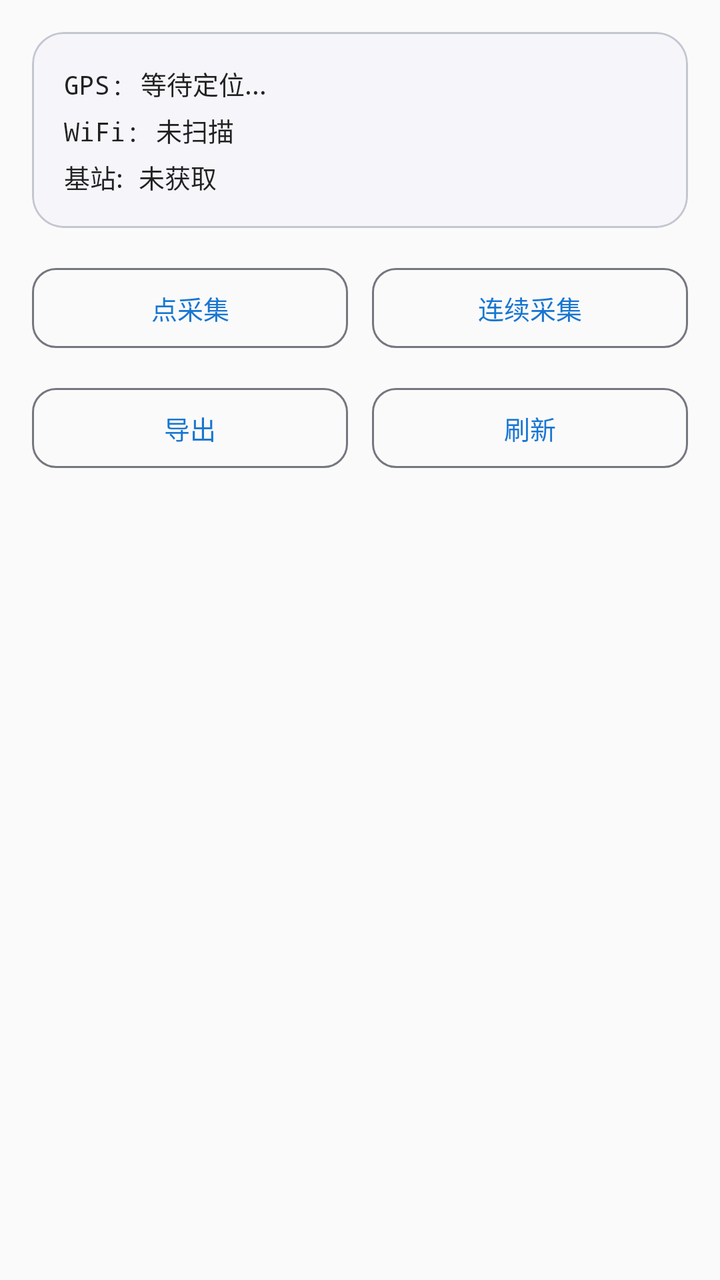
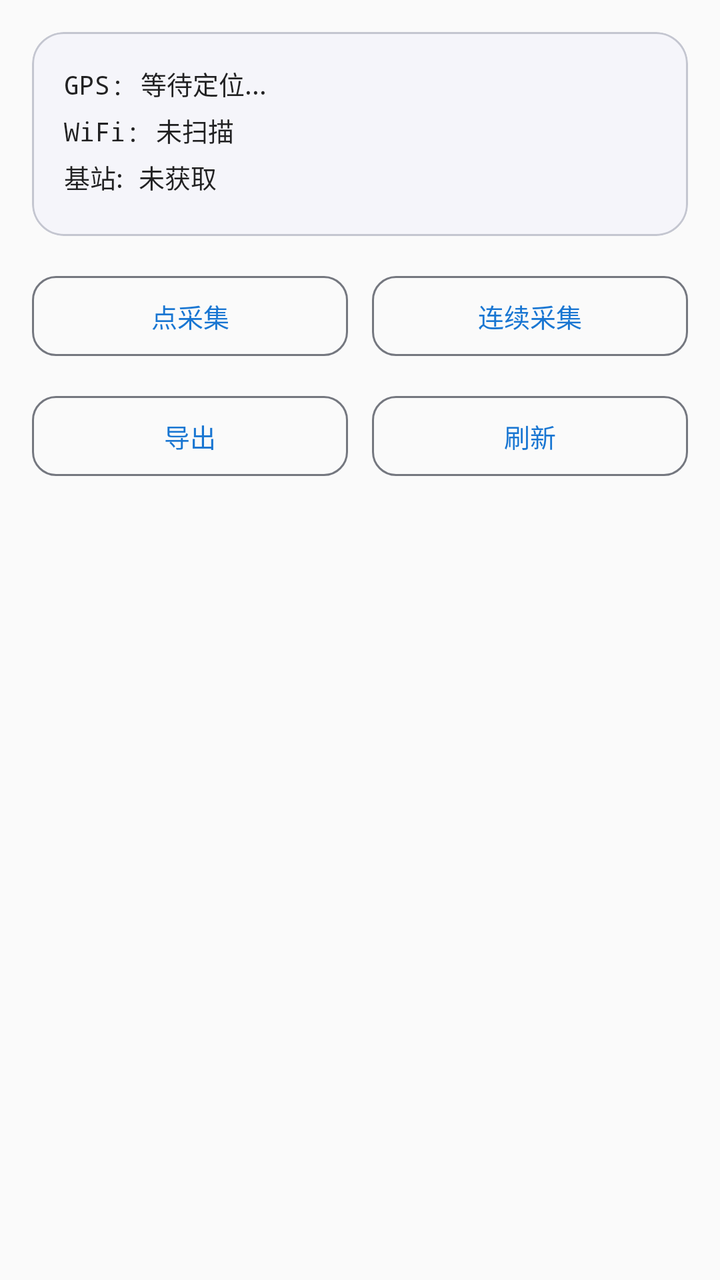

Before-and-after screenshots of an Android layout around one commit, followed by the original layout XML and the change that was made.
<!-- AndroidManifest.xml: another module's application theme Theme.MelosCollector -->
<!-- res/layout/fragment_collector.xml -->
<?xml version="1.0" encoding="utf-8"?>
<LinearLayout xmlns:android="http://schemas.android.com/apk/res/android"
    xmlns:app="http://schemas.android.com/apk/res-auto"
    android:layout_width="match_parent"
    android:layout_height="match_parent"
    android:orientation="vertical"
    android:background="@color/md_surface">

    
    <com.google.android.material.card.MaterialCardView
        android:layout_width="match_parent"
        android:layout_height="wrap_content"
        android:layout_margin="16dp"
        app:cardBackgroundColor="@color/md_surface_container_low"
        app:cardCornerRadius="16dp"
        app:cardElevation="0dp"
        app:strokeColor="@color/md_outline_variant"
        app:strokeWidth="1dp">

        <LinearLayout
            android:layout_width="match_parent"
            android:layout_height="wrap_content"
            android:orientation="vertical"
            android:padding="16dp">

            <TextView
                android:id="@+id/tvGps"
                android:layout_width="match_parent"
                android:layout_height="wrap_content"
                android:text="GPS: 等待定位..."
                android:textSize="13sp"
                android:fontFamily="monospace"
                android:textColor="@color/text_primary"
                android:layout_marginBottom="4dp" />

            <TextView
                android:id="@+id/tvWifi"
                android:layout_width="match_parent"
                android:layout_height="wrap_content"
                android:text="WiFi: 未扫描"
                android:textSize="13sp"
                android:fontFamily="monospace"
                android:textColor="@color/text_primary"
                android:layout_marginBottom="4dp" />

            <TextView
                android:id="@+id/tvCell"
                android:layout_width="match_parent"
                android:layout_height="wrap_content"
                android:text="基站: 未获取"
                android:textSize="13sp"
                android:fontFamily="monospace"
                android:textColor="@color/text_primary" />

        </LinearLayout>
    </com.google.android.material.card.MaterialCardView>

    
    <LinearLayout
        android:layout_width="match_parent"
        android:layout_height="wrap_content"
        android:orientation="horizontal"
        android:layout_marginHorizontal="16dp"
        android:layout_marginBottom="12dp">

        <com.google.android.material.button.MaterialButton
            android:id="@+id/btnCapture"
            style="@style/Widget.Material3.Button.OutlinedButton"
            android:layout_width="0dp"
            android:layout_height="48dp"
            android:layout_weight="1"
            android:layout_marginEnd="6dp"
            android:text="点采集"
            android:textSize="13sp"
            app:cornerRadius="12dp"
            app:strokeColor="@color/md_outline" />

        <com.google.android.material.button.MaterialButton
            android:id="@+id/btnContinuous"
            style="@style/Widget.Material3.Button.OutlinedButton"
            android:layout_width="0dp"
            android:layout_height="48dp"
            android:layout_weight="1"
            android:layout_marginStart="6dp"
            android:text="连续采集"
            android:textSize="13sp"
            app:cornerRadius="12dp"
            app:strokeColor="@color/md_outline" />

    </LinearLayout>

    <LinearLayout
        android:layout_width="match_parent"
        android:layout_height="wrap_content"
        android:orientation="horizontal"
        android:layout_marginHorizontal="16dp"
        android:layout_marginBottom="12dp">

        <com.google.android.material.button.MaterialButton
            android:id="@+id/btnExport"
            style="@style/Widget.Material3.Button.OutlinedButton"
            android:layout_width="0dp"
            android:layout_height="48dp"
            android:layout_weight="1"
            android:layout_marginEnd="6dp"
            android:text="导出"
            android:textSize="13sp"
            app:cornerRadius="12dp"
            app:strokeColor="@color/md_outline" />

        <com.google.android.material.button.MaterialButton
            android:id="@+id/btnRefresh"
            style="@style/Widget.Material3.Button.OutlinedButton"
            android:layout_width="0dp"
            android:layout_height="48dp"
            android:layout_weight="1"
            android:layout_marginStart="6dp"
            android:text="刷新"
            android:textSize="13sp"
            app:cornerRadius="12dp"
            app:strokeColor="@color/md_outline" />

    </LinearLayout>

    
    <ListView
        android:id="@+id/lvCaptures"
        android:layout_width="match_parent"
        android:layout_height="0dp"
        android:layout_weight="1"
        android:divider="@android:color/transparent"
        android:dividerHeight="8dp"
        android:clipToPadding="false"
        android:paddingHorizontal="16dp" />

</LinearLayout>
<!-- resources referenced by this layout -->
<resources>
  <color name="md_outline">#FF74777F</color>
  <color name="md_outline_variant">#FFC4C6D0</color>
  <color name="md_surface">#FFFAFAFA</color>
  <color name="md_surface_container_low">#FFF5F5FA</color>
  <color name="text_primary">#DD000000</color>
  <style name="Theme.MelosCollector" parent="Theme.MaterialComponents.Light.DarkActionBar">
          <item name="colorPrimary">#1976D2</item>
          <item name="colorPrimaryDark">#1565C0</item>
          <item name="colorAccent">#42A5F5</item>
      </style>
</resources>

<!-- the commit's change to res/layout/fragment_collector.xml (unified diff, before → after) -->
@@ -50,7 +50,17 @@
                 android:text="基站: 未获取"
                 android:textSize="13sp"
                 android:fontFamily="monospace"
-                android:textColor="@color/text_primary" />
+                android:textColor="@color/text_primary"
+                android:layout_marginBottom="4dp" />
+
+            <TextView
+                android:id="@+id/tvRecording"
+                android:layout_width="match_parent"
+                android:layout_height="wrap_content"
+                android:textSize="13sp"
+                android:fontFamily="monospace"
+                android:textColor="@color/error"
+                android:visibility="gone" />
 
         </LinearLayout>
     </com.google.android.material.card.MaterialCardView>
<!-- resource entries referenced after the edit -->
@@ -1,5 +1,6 @@
 <!-- resources referenced by this layout -->
 <resources>
+  <color name="error">#FFC62828</color>
   <color name="md_outline">#FF74777F</color>
   <color name="md_outline_variant">#FFC4C6D0</color>
   <color name="md_surface">#FFFAFAFA</color>
